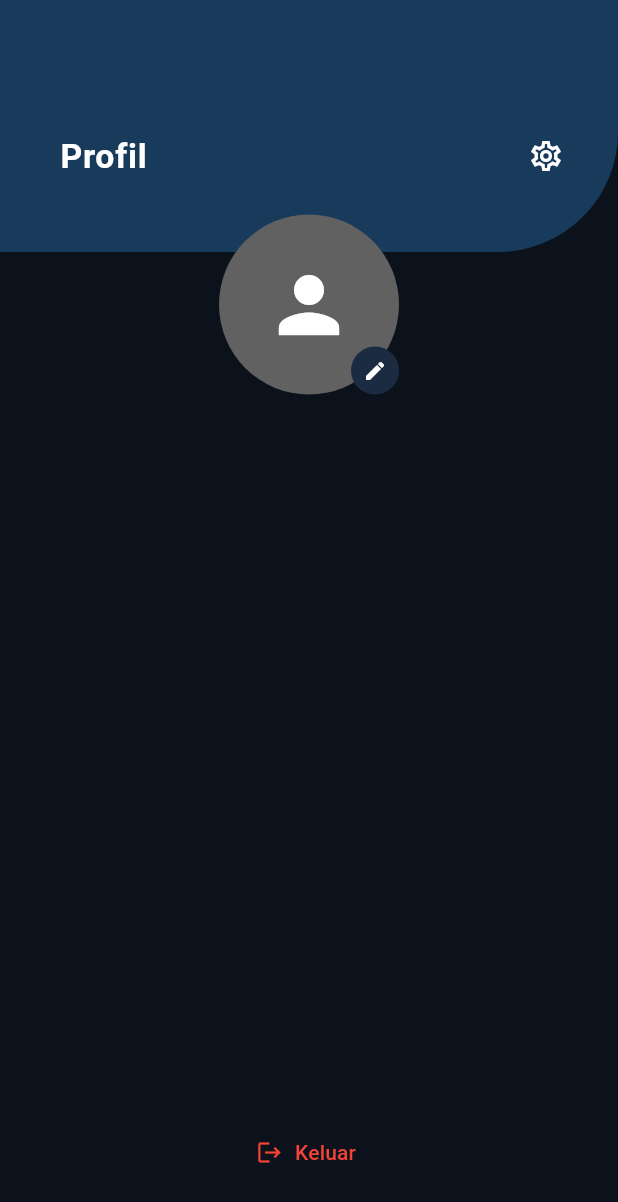
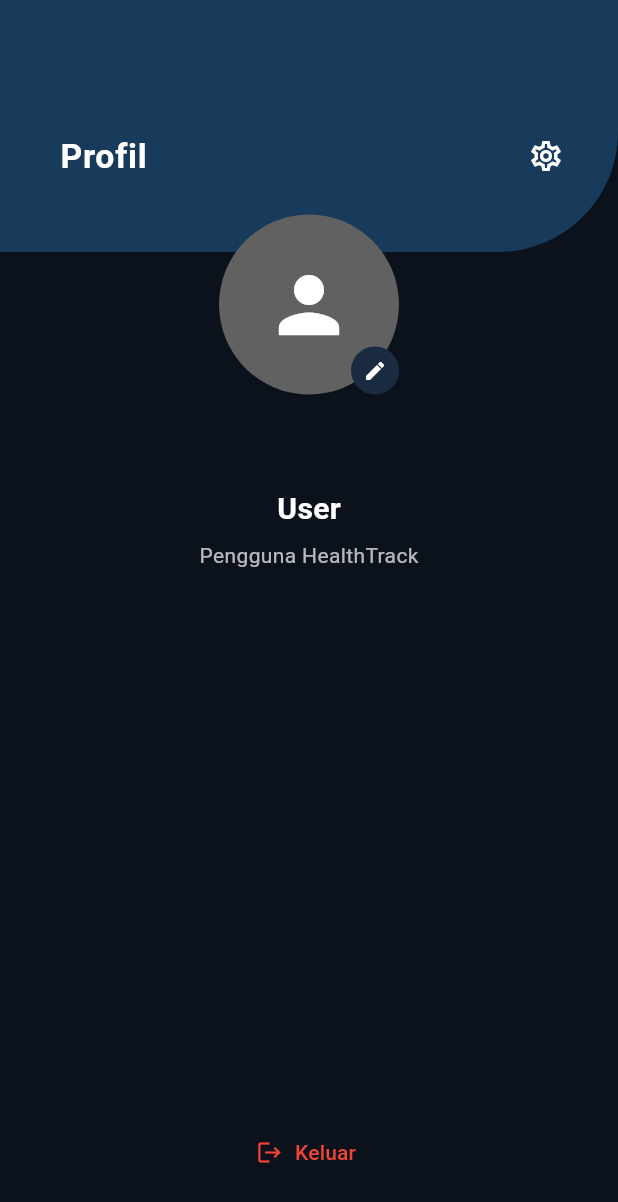
Before and after one commit to haris3n/TUGAS-BESAR-PEMOGRAMAN-MOBILE-X-PROYEK, a Flutter app: the ProfileScreen screen opened directly, on a phone screen of 412 x 824 dp. Shown: the top 1202 px of the screen. Run offline on Flutter 3.47's test engine with Material 3 defaults, Android fonts, the phone set to English and light mode, and no system bars; our stand-ins replace dio, shared_preferences; accounts and stored records are empty.

Commit message:
perubahan di bagian api_service, auth_provider, api_url, dan profile_screen

```diff
--- a/lib/core/constants/api_url.dart
+++ b/lib/core/constants/api_url.dart
@@ -1,16 +1,18 @@
 class ApiUrl {
   // --- BASE URL NGROK ---
   // Pastikan tidak ada slash (/) di akhir
-  static const String baseUrl = 'https://unbeaded-unbargained-kori.ngrok-free.dev/api';
+  static const String baseUrl =
+      'https://unbeaded-unbargained-kori.ngrok-free.dev/api';
 
   static const String login = '$baseUrl/login';
   static const String register = '$baseUrl/register';
+  static const String user = '$baseUrl/user';
 
   // PINTU KHUSUS TRACKER (SESUAIKAN DENGAN API.PHP)
   static const String targets = '$baseUrl/targets'; // Untuk setTarget
 
-  static const String water = '$baseUrl/water';     // Untuk addWater
-  static const String steps = '$baseUrl/steps';     // Untuk updateSteps
+  static const String water = '$baseUrl/water'; // Untuk addWater
+  static const String steps = '$baseUrl/steps'; // Untuk updateSteps
   static const String workout = '$baseUrl/workout'; // Untuk addWorkout
 
   static const String dashboard = '$baseUrl/dashboard';
--- a/lib/screens/profile/profile_screen.dart
+++ b/lib/screens/profile/profile_screen.dart
@@ -1,21 +1,26 @@
 import 'package:flutter/material.dart';
 import 'package:provider/provider.dart';
 
-import '../../providers/user_provider.dart';
+// --- IMPORT PROVIDER ---
+import '../../providers/auth_provider.dart';
+import '../../providers/activity_provider.dart'; // <--- WAJIB TAMBAH INI BIAR BISA RESET DATA
+
+// --- IMPORT SCREENS ---
 import '../setting/setting_screen.dart';
 import 'edit_profile_screen.dart';
+import '../auth/login_screen.dart';
 
 class ProfileScreen extends StatelessWidget {
   const ProfileScreen({super.key});
 
   @override
   Widget build(BuildContext context) {
-    final user = context.watch<UserProvider>();
+    // Ambil AuthProvider untuk Nama & Fungsi Logout
+    final authProvider = context.watch<AuthProvider>();
+    final userName = authProvider.userName;
+
     final isDark = Theme.of(context).brightness == Brightness.dark;
-
-    final bgColor = isDark ? const Color(0xFF0B121C): Colors.white;
-    final headerColor = const Color(0xFF183B5B);
-    final textColor = Colors.white;
+    final bgColor = isDark ? const Color(0xFF0B121C) : Colors.white;
 
     return Scaffold(
       backgroundColor: bgColor,
@@ -24,9 +29,10 @@ class ProfileScreen extends StatelessWidget {
           // ================= HEADER =================
           Container(
             width: double.infinity,
-            padding: const EdgeInsets.only(top: 50, left: 24, right: 24, bottom: 40),
+            padding:
+                const EdgeInsets.only(top: 50, left: 24, right: 24, bottom: 40),
             decoration: const BoxDecoration(
-              color:const Color(0xFF183B5B),
+              color: Color(0xFF183B5B),
               borderRadius: BorderRadius.only(
                 bottomRight: Radius.circular(80),
               ),
@@ -49,11 +55,13 @@ class ProfileScreen extends StatelessWidget {
                     ),
                     const Spacer(),
                     IconButton(
-                        icon: const Icon(Icons.settings_outlined, color: Colors.white),
+                      icon: const Icon(Icons.settings_outlined,
+                          color: Colors.white),
                       onPressed: () {
                         Navigator.push(
                           context,
-                            MaterialPageRoute(builder: (_) => const SettingScreen()),
+                          MaterialPageRoute(
+                              builder: (_) => const SettingScreen()),
                         );
                       },
                     ),
@@ -73,11 +81,9 @@ class ProfileScreen extends StatelessWidget {
                 CircleAvatar(
                   radius: 60,
                   backgroundColor: Colors.grey.shade700,
-                  child: const Icon(Icons.person,
-                      size: 60, color: Colors.white),
+                  child:
+                      const Icon(Icons.person, size: 60, color: Colors.white),
                 ),
-
-                // ICON EDIT (PASTI BISA DIKLIK)
                 Material(
                   shape: const CircleBorder(),
                   color: const Color(0xFF1B2B42),
@@ -87,15 +93,13 @@ class ProfileScreen extends StatelessWidget {
                       Navigator.push(
                         context,
                         MaterialPageRoute(
-                          builder: (_) =>
-                              const EditProfileScreen(),
+                          builder: (_) => const EditProfileScreen(),
                         ),
                       );
                     },
                     child: const Padding(
                       padding: EdgeInsets.all(8),
-                      child: Icon(Icons.edit,
-                          size: 16, color: Colors.white),
+                      child: Icon(Icons.edit, size: 16, color: Colors.white),
                     ),
                   ),
                 ),
@@ -107,7 +111,7 @@ class ProfileScreen extends StatelessWidget {
 
           // ================= USER INFO =================
           Text(
-            user.name,
+            userName,
             style: TextStyle(
               fontSize: 20,
               fontWeight: FontWeight.bold,
@@ -116,30 +120,36 @@ class ProfileScreen extends StatelessWidget {
           ),
           const SizedBox(height: 6),
           Text(
-            user.email,
+            'Pengguna HealthTrack',
             style: TextStyle(
-                color: (isDark ? Colors.white : Colors.black)
-                    .withOpacity(0.7)),
-          ),
-          const SizedBox(height: 4),
-          Text(
-            user.phone,
-            style: TextStyle(
-                color: (isDark ? Colors.white : Colors.black)
-                    .withOpacity(0.7)),
+                color: (isDark ? Colors.white : Colors.black).withOpacity(0.7)),
           ),
 
           const Spacer(),
 
-          // ================= LOGOUT =================
+          // ================= LOGOUT (PEMBERSIHAN DATA) =================
           Padding(
             padding: const EdgeInsets.only(bottom: 32),
             child: TextButton.icon(
-              onPressed: () {
-                Navigator.of(context).pop();
+              onPressed: () async {
+                // 1. BERSIHKAN DATA AKTIVITAS (RESET JADI 0)
+                // Ini kuncinya supaya data Ucup tidak terbawa ke Hahrus
+                context.read<ActivityProvider>().resetData();
+
+                // 2. Logout (Hapus Token & Nama)
+                await context.read<AuthProvider>().logout();
+
+                // 3. Pindah ke Halaman Login & Hapus History
+                if (context.mounted) {
+                  Navigator.of(context).pushAndRemoveUntil(
+                    MaterialPageRoute(
+                      builder: (context) => const LoginScreen(),
+                    ),
+                    (route) => false,
+                  );
+                }
               },
-              icon:
-                  const Icon(Icons.logout, color: Colors.red),
+              icon: const Icon(Icons.logout, color: Colors.red),
               label: const Text(
                 'Keluar',
                 style: TextStyle(color: Colors.red),
```
Also changed, not shown: lib/core/services/api_service.dart (+44 -96 lines), lib/providers/auth_provider.dart (+27 -18 lines). Lines whose indentation alone changed are shown as unchanged.
